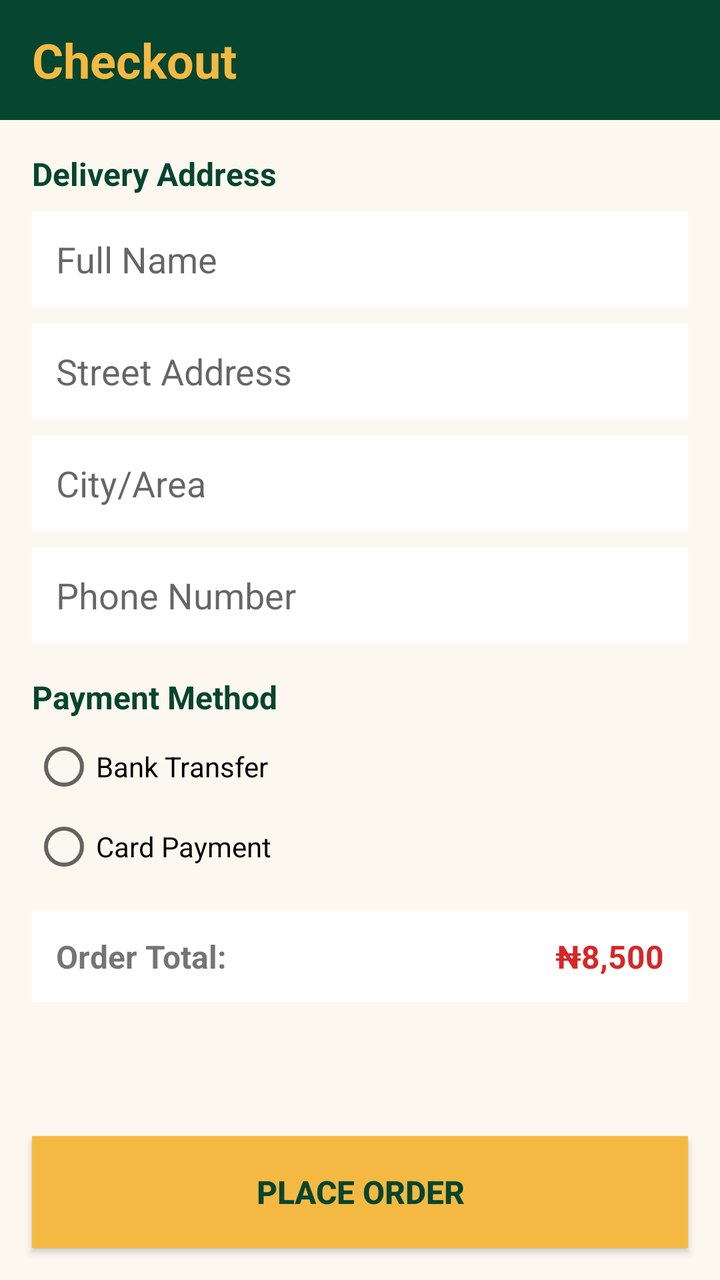
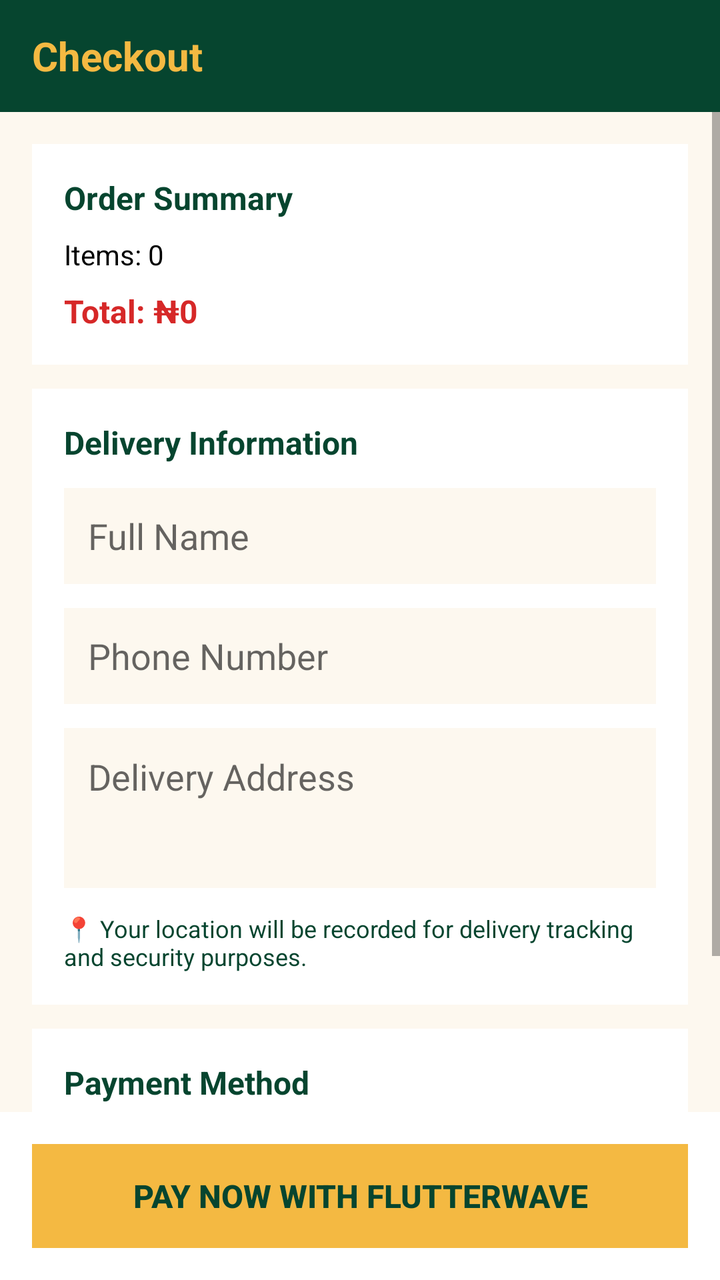

An Android layout rendered at two revisions. The XML below is the earlier revision; the diff shows what the commit changed to produce the second picture.
<!-- AndroidManifest.xml: application theme AppTheme -->
<!-- res/layout/activity_checkout.xml -->
<?xml version="1.0" encoding="utf-8"?>
<LinearLayout xmlns:android="http://schemas.android.com/apk/res/android"
    android:layout_width="match_parent"
    android:layout_height="match_parent"
    android:orientation="vertical"
    android:background="@color/cream_light">

    
    <LinearLayout
        android:layout_width="match_parent"
        android:layout_height="60dp"
        android:background="@color/header_green"
        android:gravity="center_vertical"
        android:paddingHorizontal="16dp">

        <TextView
            android:layout_width="wrap_content"
            android:layout_height="wrap_content"
            android:text="Checkout"
            android:textSize="24sp"
            android:textColor="@color/gold"
            android:textStyle="bold" />

    </LinearLayout>

    
    <ScrollView
        android:layout_width="match_parent"
        android:layout_height="0dp"
        android:layout_weight="1">

        <LinearLayout
            android:layout_width="match_parent"
            android:layout_height="wrap_content"
            android:orientation="vertical"
            android:padding="16dp">

            <TextView
                android:layout_width="wrap_content"
                android:layout_height="wrap_content"
                android:text="Delivery Address"
                android:textSize="16sp"
                android:textStyle="bold"
                android:textColor="@color/header_green" />

            <EditText
                android:layout_width="match_parent"
                android:layout_height="48dp"
                android:hint="Full Name"
                android:inputType="text"
                android:padding="12dp"
                android:background="@color/white"
                android:layout_marginTop="8dp" />

            <EditText
                android:layout_width="match_parent"
                android:layout_height="48dp"
                android:hint="Street Address"
                android:inputType="text"
                android:padding="12dp"
                android:background="@color/white"
                android:layout_marginTop="8dp" />

            <EditText
                android:layout_width="match_parent"
                android:layout_height="48dp"
                android:hint="City/Area"
                android:inputType="text"
                android:padding="12dp"
                android:background="@color/white"
                android:layout_marginTop="8dp" />

            <EditText
                android:layout_width="match_parent"
                android:layout_height="48dp"
                android:hint="Phone Number"
                android:inputType="phone"
                android:padding="12dp"
                android:background="@color/white"
                android:layout_marginTop="8dp" />

            <TextView
                android:layout_width="wrap_content"
                android:layout_height="wrap_content"
                android:text="Payment Method"
                android:textSize="16sp"
                android:textStyle="bold"
                android:textColor="@color/header_green"
                android:layout_marginTop="16dp" />

            <RadioGroup
                android:layout_width="match_parent"
                android:layout_height="wrap_content"
                android:layout_marginTop="8dp">

                <RadioButton
                    android:layout_width="wrap_content"
                    android:layout_height="wrap_content"
                    android:text="Bank Transfer" />

                <RadioButton
                    android:layout_width="wrap_content"
                    android:layout_height="wrap_content"
                    android:text="Card Payment"
                    android:layout_marginTop="8dp" />

            </RadioGroup>

            <LinearLayout
                android:layout_width="match_parent"
                android:layout_height="wrap_content"
                android:orientation="vertical"
                android:background="@color/white"
                android:padding="12dp"
                android:layout_marginTop="16dp">

                <LinearLayout
                    android:layout_width="match_parent"
                    android:layout_height="wrap_content"
                    android:orientation="horizontal">

                    <TextView
                        android:layout_width="0dp"
                        android:layout_height="wrap_content"
                        android:layout_weight="1"
                        android:text="Order Total:"
                        android:textSize="16sp"
                        android:textStyle="bold" />

                    <TextView
                        android:layout_width="wrap_content"
                        android:layout_height="wrap_content"
                        android:text="₦8,500"
                        android:textSize="16sp"
                        android:textStyle="bold"
                        android:textColor="@color/alert_red" />

                </LinearLayout>

            </LinearLayout>

        </LinearLayout>

    </ScrollView>

    
    <Button
        android:id="@+id/btn_place_order"
        android:layout_width="match_parent"
        android:layout_height="56dp"
        android:text="Place Order"
        android:textSize="16sp"
        android:textStyle="bold"
        android:background="@color/gold"
        android:textColor="@color/header_green"
        android:layout_margin="16dp" />

</LinearLayout>
<!-- resources referenced by this layout -->
<resources>
  <color name="alert_red">#D62828</color>
  <color name="cream_light">#FDF8EF</color>
  <color name="gold">#F4B942</color>
  <color name="header_green">#06452F</color>
  <color name="white">#FFFFFF</color>
  <style name="AppTheme" parent="Theme.AppCompat.Light.DarkActionBar">
          <item name="colorPrimary">@color/header_green</item>
          <item name="colorPrimaryDark">@color/header_green</item>
          <item name="colorAccent">@color/gold</item>
      </style>
</resources>

<!-- the commit's change to res/layout/activity_checkout.xml (unified diff, before → after) -->
@@ -4,155 +4,157 @@
     android:layout_height="match_parent"
     android:orientation="vertical"
     android:background="@color/cream_light">
-
-    
     <LinearLayout
         android:layout_width="match_parent"
-        android:layout_height="60dp"
+        android:layout_height="56dp"
         android:background="@color/header_green"
         android:gravity="center_vertical"
         android:paddingHorizontal="16dp">
-
         <TextView
-            android:layout_width="wrap_content"
+            android:layout_width="0dp"
             android:layout_height="wrap_content"
+            android:layout_weight="1"
             android:text="Checkout"
-            android:textSize="24sp"
+            android:textSize="20sp"
             android:textColor="@color/gold"
             android:textStyle="bold" />
-
     </LinearLayout>
-
-    
     <ScrollView
         android:layout_width="match_parent"
         android:layout_height="0dp"
         android:layout_weight="1">
-
         <LinearLayout
             android:layout_width="match_parent"
             android:layout_height="wrap_content"
             android:orientation="vertical"
             android:padding="16dp">
-
-            <TextView
-                android:layout_width="wrap_content"
-                android:layout_height="wrap_content"
-                android:text="Delivery Address"
-                android:textSize="16sp"
-                android:textStyle="bold"
-                android:textColor="@color/header_green" />
-
-            <EditText
-                android:layout_width="match_parent"
-                android:layout_height="48dp"
-                android:hint="Full Name"
-                android:inputType="text"
-                android:padding="12dp"
-                android:background="@color/white"
-                android:layout_marginTop="8dp" />
-
-            <EditText
-                android:layout_width="match_parent"
-                android:layout_height="48dp"
-                android:hint="Street Address"
-                android:inputType="text"
-                android:padding="12dp"
-                android:background="@color/white"
-                android:layout_marginTop="8dp" />
-
-            <EditText
-                android:layout_width="match_parent"
-                android:layout_height="48dp"
-                android:hint="City/Area"
-                android:inputType="text"
-                android:padding="12dp"
-                android:background="@color/white"
-                android:layout_marginTop="8dp" />
-
-            <EditText
-                android:layout_width="match_parent"
-                android:layout_height="48dp"
-                android:hint="Phone Number"
-                android:inputType="phone"
-                android:padding="12dp"
-                android:background="@color/white"
-                android:layout_marginTop="8dp" />
-
-            <TextView
-                android:layout_width="wrap_content"
-                android:layout_height="wrap_content"
-                android:text="Payment Method"
-                android:textSize="16sp"
-                android:textStyle="bold"
-                android:textColor="@color/header_green"
-                android:layout_marginTop="16dp" />
-
-            <RadioGroup
-                android:layout_width="match_parent"
-                android:layout_height="wrap_content"
-                android:layout_marginTop="8dp">
-
-                <RadioButton
-                    android:layout_width="wrap_content"
-                    android:layout_height="wrap_content"
-                    android:text="Bank Transfer" />
-
-                <RadioButton
-                    android:layout_width="wrap_content"
-                    android:layout_height="wrap_content"
-                    android:text="Card Payment"
-                    android:layout_marginTop="8dp" />
-
-            </RadioGroup>
-
             <LinearLayout
                 android:layout_width="match_parent"
                 android:layout_height="wrap_content"
                 android:orientation="vertical"
                 android:background="@color/white"
-                android:padding="12dp"
-                android:layout_marginTop="16dp">
-
-                <LinearLayout
+                android:padding="16dp"
+                android:layout_marginBottom="12dp">
+                <TextView
+                    android:layout_width="wrap_content"
+                    android:layout_height="wrap_content"
+                    android:text="Order Summary"
+                    android:textSize="16sp"
+                    android:textStyle="bold"
+                    android:textColor="@color/header_green" />
+                <TextView
+                    android:id="@+id/items_summary"
+                    android:layout_width="wrap_content"
+                    android:layout_height="wrap_content"
+                    android:text="Items: 0"
+                    android:textSize="14sp"
+                    android:textColor="@color/black"
+                    android:layout_marginTop="8dp" />
+                <TextView
+                    android:id="@+id/total_amount"
+                    android:layout_width="wrap_content"
+                    android:layout_height="wrap_content"
+                    android:text="Total: ₦0"
+                    android:textSize="16sp"
+                    android:textStyle="bold"
+                    android:textColor="@color/alert_red"
+                    android:layout_marginTop="8dp" />
+            </LinearLayout>
+            <LinearLayout
+                android:layout_width="match_parent"
+                android:layout_height="wrap_content"
+                android:orientation="vertical"
+                android:background="@color/white"
+                android:padding="16dp"
+                android:layout_marginBottom="12dp">
+                <TextView
+                    android:layout_width="wrap_content"
+                    android:layout_height="wrap_content"
+                    android:text="Delivery Information"
+                    android:textSize="16sp"
+                    android:textStyle="bold"
+                    android:textColor="@color/header_green" />
+                <EditText
+                    android:id="@+id/input_name"
                     android:layout_width="match_parent"
+                    android:layout_height="48dp"
+                    android:hint="Full Name"
+                    android:inputType="text"
+                    android:padding="12dp"
+                    android:background="@color/cream_light"
+                    android:layout_marginTop="12dp" />
+                <EditText
+                    android:id="@+id/input_phone"
+                    android:layout_width="match_parent"
+                    android:layout_height="48dp"
+                    android:hint="Phone Number"
+                    android:inputType="phone"
+                    android:padding="12dp"
+                    android:background="@color/cream_light"
+                    android:layout_marginTop="12dp" />
+                <EditText
+                    android:id="@+id/input_address"
+                    android:layout_width="match_parent"
+                    android:layout_height="80dp"
+                    android:hint="Delivery Address"
+                    android:inputType="textMultiLine"
+                    android:padding="12dp"
+                    android:background="@color/cream_light"
+                    android:layout_marginTop="12dp"
+                    android:gravity="top" />
+                <TextView
+                    android:layout_width="wrap_content"
                     android:layout_height="wrap_content"
-                    android:orientation="horizontal">
-
-                    <TextView
-                        android:layout_width="0dp"
-                        android:layout_height="wrap_content"
-                        android:layout_weight="1"
-                        android:text="Order Total:"
-                        android:textSize="16sp"
-                        android:textStyle="bold" />
-
-                    <TextView
-                        android:layout_width="wrap_content"
-                        android:layout_height="wrap_content"
-                        android:text="₦8,500"
-                        android:textSize="16sp"
-                        android:textStyle="bold"
-                        android:textColor="@color/alert_red" />
-
-                </LinearLayout>
-
+                    android:text="📍 Your location will be recorded for delivery tracking and security purposes."
+                    android:textSize="12sp"
+                    android:textColor="@color/header_green"
+                    android:layout_marginTop="12dp" />
             </LinearLayout>
-
+            <LinearLayout
+                android:layout_width="match_parent"
+                android:layout_height="wrap_content"
+                android:orientation="vertical"
+                android:background="@color/white"
+                android:padding="16dp"
+                android:layout_marginBottom="12dp">
+                <TextView
+                    android:layout_width="wrap_content"
+                    android:layout_height="wrap_content"
+                    android:text="Payment Method"
+                    android:textSize="16sp"
+                    android:textStyle="bold"
+                    android:textColor="@color/header_green" />
+                <TextView
+                    android:layout_width="wrap_content"
+                    android:layout_height="wrap_content"
+                    android:text="💳 Card | 🏦 Bank Transfer | 📱 USSD"
+                    android:textSize="13sp"
+                    android:textColor="@color/black"
+                    android:layout_marginTop="12dp" />
+                <TextView
+                    android:layout_width="wrap_content"
+                    android:layout_height="wrap_content"
+                    android:text="Secure payment powered by Flutterwave"
+                    android:textSize="11sp"
+                    android:textColor="@color/gold"
+                    android:layout_marginTop="8dp" />
+            </LinearLayout>
         </LinearLayout>
-
     </ScrollView>
-
-    
-    <Button
-        android:id="@+id/btn_place_order"
+    <LinearLayout
         android:layout_width="match_parent"
-        android:layout_height="56dp"
-        android:text="Place Order"
-        android:textSize="16sp"
-        android:textStyle="bold"
-        android:background="@color/gold"
-        android:textColor="@color/header_green"
-        android:layout_margin="16dp" />
-
+        android:layout_height="wrap_content"
+        android:orientation="vertical"
+        android:padding="16dp"
+        android:background="@color/white">
+        <Button
+            android:id="@+id/btn_pay_now"
+            android:layout_width="match_parent"
+            android:layout_height="52dp"
+            android:text="Pay Now with Flutterwave"
+            android:textSize="16sp"
+            android:textStyle="bold"
+            android:background="@color/gold"
+            android:textColor="@color/header_green" />
+    </LinearLayout>
 </LinearLayout>
<!-- resource entries referenced after the edit -->
@@ -1,6 +1,7 @@
 <!-- resources referenced by this layout -->
 <resources>
   <color name="alert_red">#D62828</color>
+  <color name="black">#000000</color>
   <color name="cream_light">#FDF8EF</color>
   <color name="gold">#F4B942</color>
   <color name="header_green">#06452F</color>
